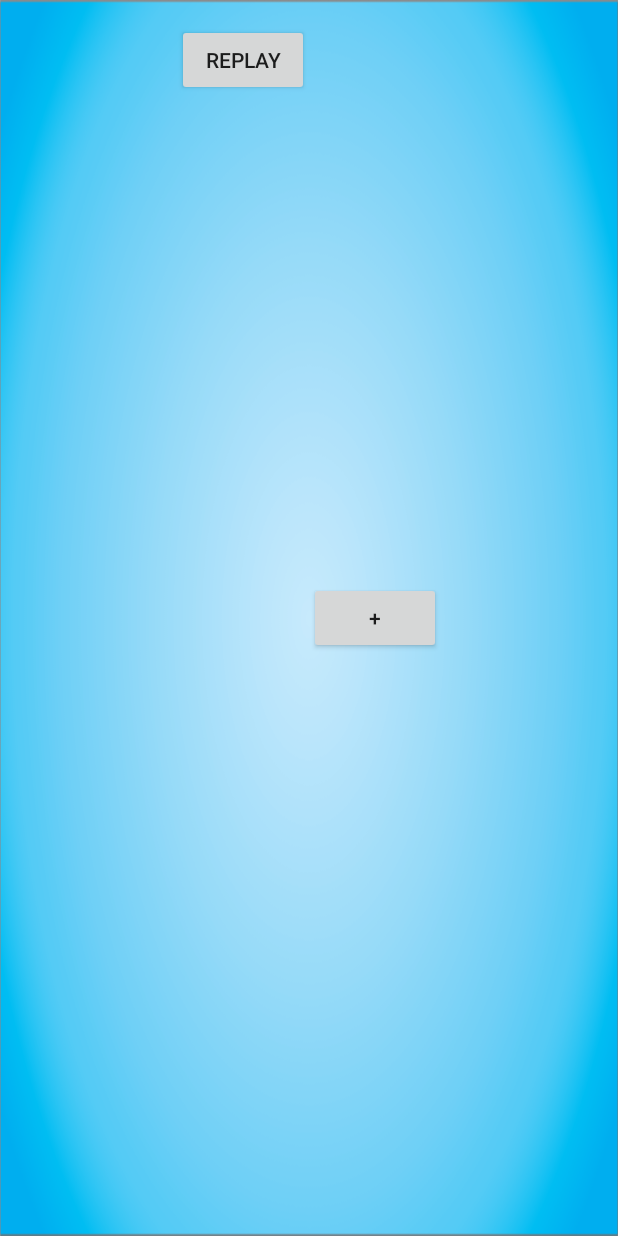
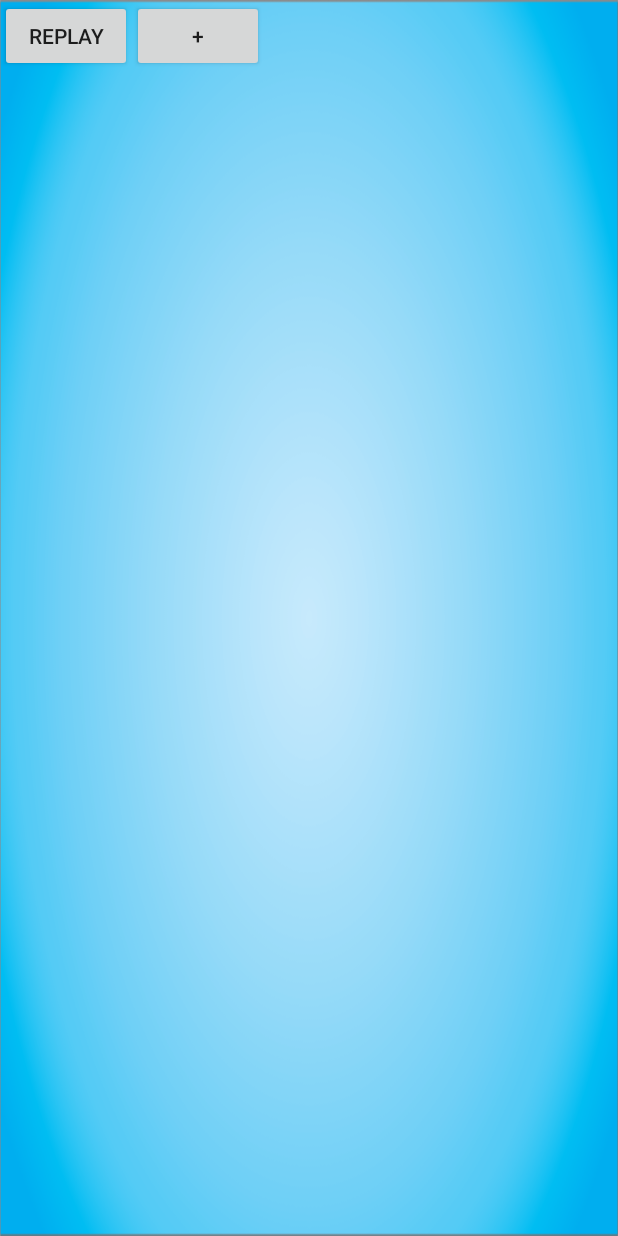
Before and after one commit to LucieH/Manabu, an Android app: the layout activity_anagramme.xml on its own in the app's theme, with its tools: preview values and no code run, on a phone screen of 412 x 824 dp. Run offline under Robolectric (Android 15) with nearby library versions, the phone set to English and light mode, and no system bars; Roboto replaces fonts that are not available here.

Commit message:
22/05²
Layout des anagrammes : début

```diff
--- a/app/src/main/res/layout/activity_anagramme.xml
+++ b/app/src/main/res/layout/activity_anagramme.xml
@@ -1,27 +1,28 @@
-<LinearLayout xmlns:android="http://schemas.android.com/apk/res/android"
+<GridLayout xmlns:android="http://schemas.android.com/apk/res/android"
 xmlns:tools="http://schemas.android.com/tools"
-    android:id="@+id/LayoutAnag"
-    android:layout_width="match_parent"
-    android:layout_height="match_parent"
-    android:gravity="center"
-    android:paddingBottom="@dimen/activity_vertical_margin"
-    android:paddingLeft="@dimen/activity_horizontal_margin"
-    android:paddingRight="@dimen/activity_horizontal_margin"
-    android:paddingTop="@dimen/activity_vertical_margin"
+android:id="@+id/LayoutAna"
+android:layout_width="fill_parent"
+android:layout_height="fill_parent"
 android:background="@drawable/fondsimple"
-    tools:context="be.manabu.AnagrammeActivity" >
+android:layout_gravity="center"
+tools:context="be.manabu.SonActivity" >
 
 <Button
     android:layout_width="wrap_content"
     android:layout_height="wrap_content"
     android:text="replay"
-        android:layout_gravity="right"
+    android:layout_gravity="top"
+    android:layout_column="0"
+    android:layout_row="0"
     android:onClick="jouerSon"/>
 
 <Button
     android:layout_width="wrap_content"
     android:layout_height="wrap_content"
     android:text="@string/plus"
+    android:layout_gravity="top"
+    android:layout_column="1"
+    android:layout_row="0"
     android:onClick="start"/>
 
-</LinearLayout>
+</GridLayout>
```
Also changed, not shown: app/src/main/java/be/manabu/AnagrammeActivity.java (+55 -10 lines), app/src/main/java/be/manabu/ImgActivity.java (+4 -3 lines). Lines whose indentation alone changed are shown as unchanged.
